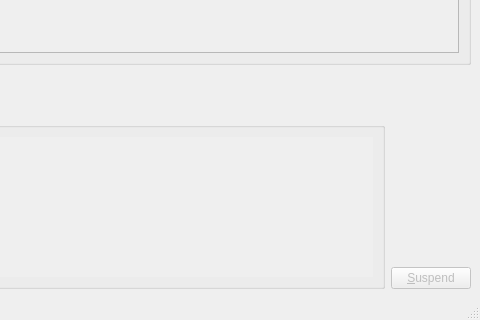
Qt form src/mainwindow.ui (velnias75/NetMauMau-Qt-Client) before a commit; both pictures show x 480 to 960 and y 230 to 550 of the 960 by 550 pixel window.
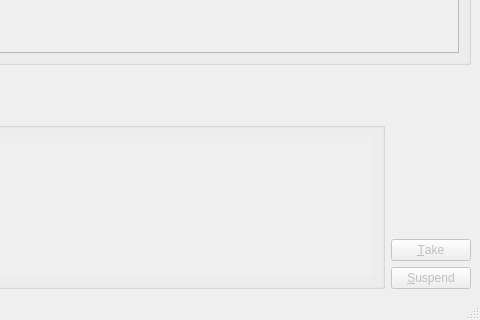
The same form after that commit. Icons and pictures are not drawn. Custom widgets are drawn as their Qt base class.

Commit message: improved 7-rule handling

Patch:
```diff
--- a/src/mainwindow.ui
+++ b/src/mainwindow.ui
@@ -386,6 +386,25 @@
            </property>
           </spacer>
          </item>
+         <item>
+          <widget class="QPushButton" name="takeCardsButton">
+           <property name="enabled">
+            <bool>false</bool>
+           </property>
+           <property name="font">
+            <font>
+             <weight>50</weight>
+             <bold>false</bold>
+            </font>
+           </property>
+           <property name="toolTip">
+            <string>Take cards first and choose</string>
+           </property>
+           <property name="text">
+            <string>&amp;Take</string>
+           </property>
+          </widget>
+         </item>
          <item>
           <widget class="QPushButton" name="suspendButton">
            <property name="sizePolicy">
```
Left out of the diff: 12 changed lines with no effect on the pictures. The commit also changes 2 other files.
